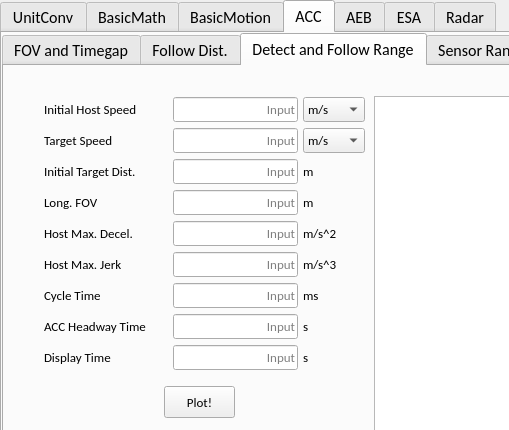
First picture: the form in tool_box_interface.ui, repository annieyxy/fr-tool-box-win, before the edit; both pictures show x 0 to 509 and y 0 to 430 of the 1100 by 650 pixel window.
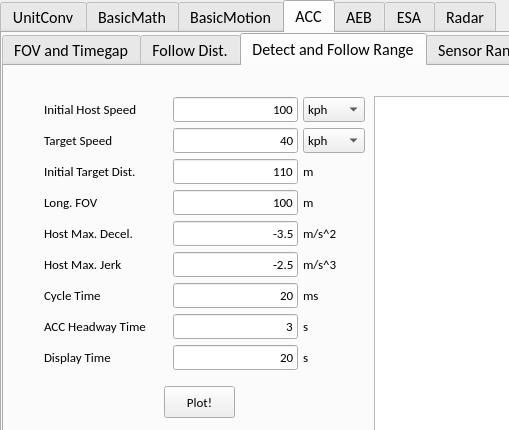
Second picture: the form after the edit. The open tabs and pages were chosen to show the change. Icons and pictures are not drawn.

```diff
--- a/tool_box_interface.ui
+++ b/tool_box_interface.ui
@@ -5652,6 +5652,9 @@
              <bold>false</bold>
             </font>
            </property>
+           <property name="text">
+            <string>20</string>
+           </property>
            <property name="alignment">
             <set>Qt::AlignRight|Qt::AlignTrailing|Qt::AlignVCenter</set>
            </property>
@@ -5716,7 +5719,7 @@
            </property>
            <item>
             <property name="text">
-             <string>m/s</string>
+             <string>kph</string>
             </property>
            </item>
            <item>
@@ -5763,6 +5766,9 @@
              <bold>false</bold>
             </font>
            </property>
+           <property name="text">
+            <string>40</string>
+           </property>
            <property name="alignment">
             <set>Qt::AlignRight|Qt::AlignTrailing|Qt::AlignVCenter</set>
            </property>
@@ -5783,6 +5789,9 @@
              <bold>false</bold>
             </font>
            </property>
+           <property name="text">
+            <string>-2.5</string>
+           </property>
            <property name="alignment">
             <set>Qt::AlignRight|Qt::AlignTrailing|Qt::AlignVCenter</set>
            </property>
@@ -5803,6 +5812,9 @@
              <bold>false</bold>
             </font>
            </property>
+           <property name="text">
+            <string>100</string>
+           </property>
            <property name="alignment">
             <set>Qt::AlignRight|Qt::AlignTrailing|Qt::AlignVCenter</set>
            </property>
@@ -5832,7 +5844,7 @@
            </property>
            <item>
             <property name="text">
-             <string>m/s</string>
+             <string>kph</string>
             </property>
            </item>
            <item>
@@ -5865,6 +5877,9 @@
              <bold>false</bold>
             </font>
            </property>
+           <property name="text">
+            <string>100</string>
+           </property>
            <property name="alignment">
             <set>Qt::AlignRight|Qt::AlignTrailing|Qt::AlignVCenter</set>
            </property>
@@ -5885,6 +5900,9 @@
              <bold>false</bold>
             </font>
            </property>
+           <property name="text">
+            <string>3</string>
+           </property>
            <property name="alignment">
             <set>Qt::AlignRight|Qt::AlignTrailing|Qt::AlignVCenter</set>
            </property>
@@ -5905,6 +5923,9 @@
              <bold>false</bold>
             </font>
            </property>
+           <property name="text">
+            <string>110</string>
+           </property>
            <property name="alignment">
             <set>Qt::AlignRight|Qt::AlignTrailing|Qt::AlignVCenter</set>
            </property>
@@ -5953,6 +5974,9 @@
              <bold>false</bold>
             </font>
            </property>
+           <property name="text">
+            <string>20</string>
+           </property>
            <property name="alignment">
             <set>Qt::AlignRight|Qt::AlignTrailing|Qt::AlignVCenter</set>
            </property>
@@ -6057,6 +6081,9 @@
              <bold>false</bold>
             </font>
            </property>
+           <property name="text">
+            <string>-3.5</string>
+           </property>
            <property name="alignment">
             <set>Qt::AlignRight|Qt::AlignTrailing|Qt::AlignVCenter</set>
            </property>
```
Left out of the diff: 113 changed lines with no effect on the pictures.
